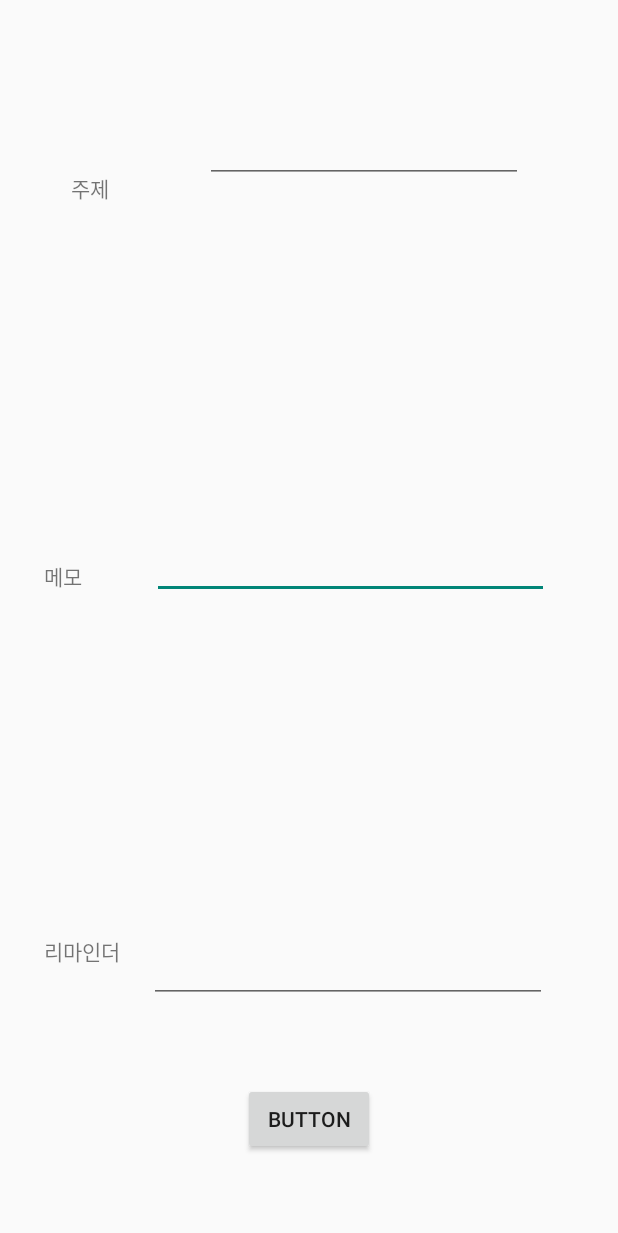
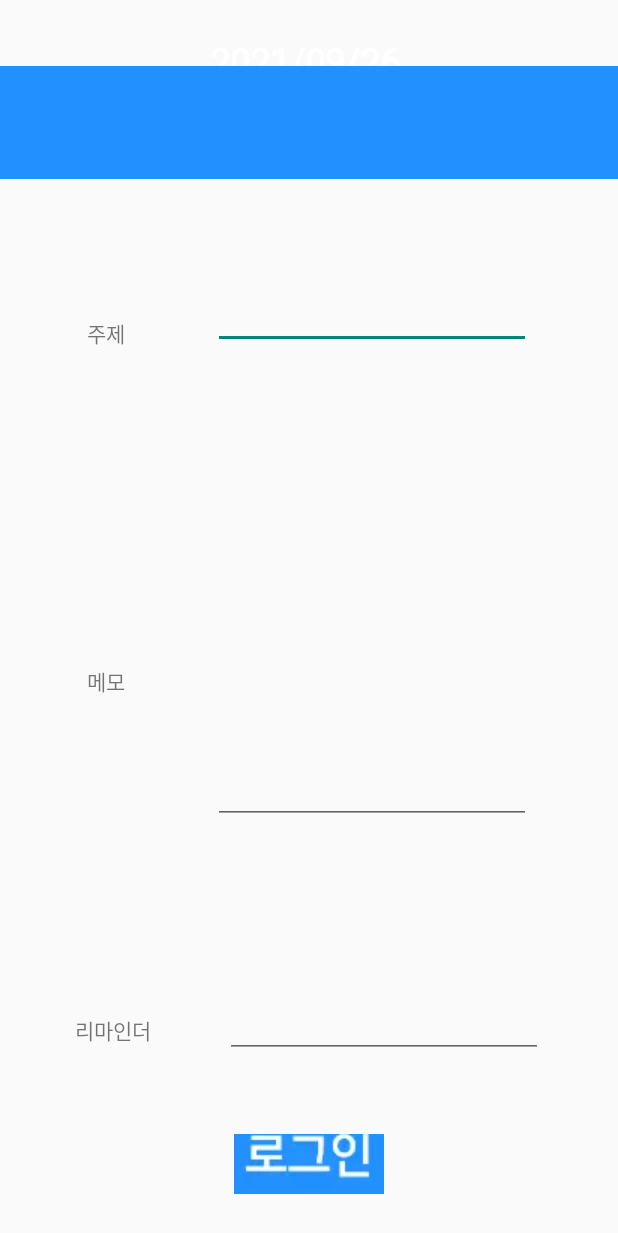
Before and after one commit to AppDevelopers2021/androidStudia, an Android app: the ScheduleActivity screen opened directly, with no data from a screen before it, on a phone screen of 412 x 824 dp. Shown: the top 1233 px of the screen. Run offline under Robolectric (Android 15) with nearby library versions, the phone set to English and light mode, and no system bars.

Commit message:
Schedule Activity Commit

```diff
--- a/app/src/main/res/layout/activity_schedule.xml
+++ b/app/src/main/res/layout/activity_schedule.xml
@@ -6,100 +6,111 @@
     android:layout_height="match_parent"
     tools:context=".ScheduleActivity">
 
-    /* Feedback, 각각의 View 혹은 Object를 보면 빨간 밑줄이 있는 것을 볼 수 있습니다. 이는 Constraints 설정을 하지 않아서 그렇습니다.
-    이를 해결하기 위해서 Constraints를 Vertical과 Horizontal 모두 설정해 주어야합니다. 설정 방법은 임현우에게 문의 */
-
-    <Button
-        android:id="@+id/button"
+    <TextView
+        android:id="@+id/tvScheduleDate"
         android:layout_width="wrap_content"
         android:layout_height="wrap_content"
-        android:layout_marginBottom="54dp"
-        android:text="Button"
+        android:layout_marginStart="140dp"
+        android:layout_marginTop="24dp"
+        android:fontFamily="@font/nanumsquarer"
+        android:text="2021/09/26"
+        android:textColor="#ffffff"
+        android:textSize="24sp"
+        android:textStyle="bold"
+        app:layout_constraintStart_toStartOf="parent"
+        app:layout_constraintTop_toTopOf="parent"
+        app:layout_constraintHorizontal_bias="0.5" />
+
+    <ImageButton
+        android:id="@+id/btSubmit"
+        android:layout_width="100dp"
+        android:layout_height="40dp"
+        android:layout_marginBottom="4dp"
+        android:backgroundTint="#EEEEEE"
         app:layout_constraintBottom_toBottomOf="parent"
         app:layout_constraintEnd_toEndOf="parent"
         app:layout_constraintStart_toStartOf="parent"
-        app:layout_constraintTop_toBottomOf="@+id/editTextDate2" />
+        app:layout_constraintTop_toTopOf="parent"
+        app:layout_constraintHorizontal_bias="0.5"
+        app:layout_constraintVertical_bias="0.969"
+        app:srcCompat="@drawable/login" />
+
+    <ImageView
+        android:id="@+id/ivScheduleBar"
+        android:layout_width="416dp"
+        android:layout_height="75dp"
+        android:layout_marginBottom="661dp"
+        android:background="#2291FF"
+        android:backgroundTint="@color/studia_brandcolor"
+        app:layout_constraintBottom_toBottomOf="parent"
+        app:layout_constraintEnd_toEndOf="parent"
+        app:layout_constraintStart_toStartOf="parent"
+        app:layout_constraintTop_toTopOf="parent"
+        app:srcCompat="@drawable/calendar_studia_bar" />
+
+    <EditText
+        android:id="@+id/editTextTopic"
+        android:layout_width="212dp"
+        android:layout_height="38dp"
+        android:ems="10"
+        android:inputType="textShortMessage"
+        app:layout_constraintBottom_toBottomOf="@+id/textViewTopic"
+        app:layout_constraintEnd_toEndOf="parent"
+        app:layout_constraintStart_toEndOf="@+id/textViewTopic"
+        app:layout_constraintTop_toTopOf="@+id/textViewTopic"
+        app:layout_constraintVertical_bias="1.0" />
 
     <TextView
-        android:id="@+id/textView"
-        android:layout_width="44dp"
-        android:layout_height="33dp"
-        android:layout_marginStart="29dp"
-        android:layout_marginEnd="28dp"
-        android:layout_marginBottom="199dp"
-        android:text="메모"
-        app:layout_constraintBottom_toTopOf="@+id/textView3"
-        app:layout_constraintEnd_toStartOf="@+id/editTextTextMultiLine"
-        app:layout_constraintStart_toStartOf="parent"
-        app:layout_constraintTop_toBottomOf="@+id/textView2" />
-
-    <EditText
-        android:id="@+id/editTextTextMultiLine"
-        android:layout_width="0dp"
-        android:layout_height="0dp"
-        android:layout_marginEnd="46dp"
-        android:layout_marginBottom="97dp"
-        android:ems="10"
-        android:gravity="start|top"
-        android:inputType="textMultiLine"
-        app:layout_constraintBottom_toTopOf="@+id/editTextDate2"
-        app:layout_constraintEnd_toEndOf="parent"
-        app:layout_constraintStart_toEndOf="@+id/textView"
-        app:layout_constraintTop_toBottomOf="@+id/editTextTextPersonName"
-        tools:ignore="SpeakableTextPresentCheck" />
-
-    <TextView
-        android:id="@+id/textView2"
+        android:id="@+id/textViewTopic"
         android:layout_width="wrap_content"
         android:layout_height="wrap_content"
-        android:layout_marginStart="29dp"
-        android:layout_marginTop="97dp"
-        android:layout_marginEnd="45dp"
-        android:layout_marginBottom="220dp"
         android:text="주제"
-        app:layout_constraintBottom_toTopOf="@+id/textView"
-        app:layout_constraintEnd_toStartOf="@+id/editTextTextPersonName"
+        app:layout_constraintBottom_toTopOf="@+id/textViewMemo"
+        app:layout_constraintEnd_toStartOf="@+id/editTextTopic"
         app:layout_constraintStart_toStartOf="parent"
         app:layout_constraintTop_toTopOf="parent" />
 
     <TextView
-        android:id="@+id/textView3"
+        android:id="@+id/textViewMemo"
         android:layout_width="wrap_content"
         android:layout_height="wrap_content"
-        android:layout_marginStart="29dp"
-        android:layout_marginEnd="19dp"
-        android:layout_marginBottom="162dp"
-        android:text="리마인더"
-        app:layout_constraintBottom_toBottomOf="parent"
-        app:layout_constraintEnd_toStartOf="@+id/editTextDate2"
+        android:text="메모"
+        app:layout_constraintBottom_toTopOf="@+id/textViewReminder"
+        app:layout_constraintEnd_toStartOf="@+id/editTextMemo"
         app:layout_constraintStart_toStartOf="parent"
-        app:layout_constraintTop_toBottomOf="@+id/textView" />
+        app:layout_constraintTop_toBottomOf="@+id/textViewTopic" />
 
     <EditText
-        android:id="@+id/editTextTextPersonName"
+        android:id="@+id/editTextMemo"
+        android:layout_width="212dp"
+        android:layout_height="190dp"
+        android:ems="10"
+        android:gravity="start|top"
+        android:inputType="textMultiLine"
+        app:layout_constraintBottom_toBottomOf="@+id/textViewMemo"
+        app:layout_constraintEnd_toEndOf="parent"
+        app:layout_constraintStart_toEndOf="@+id/textViewMemo"
+        app:layout_constraintTop_toTopOf="@+id/textViewMemo" />
+
+    <TextView
+        android:id="@+id/textViewReminder"
+        android:layout_width="wrap_content"
+        android:layout_height="wrap_content"
+        android:text="리마인더"
+        app:layout_constraintBottom_toBottomOf="@+id/editTextReminder"
+        app:layout_constraintEnd_toStartOf="@+id/editTextReminder"
+        app:layout_constraintStart_toStartOf="parent"
+        app:layout_constraintTop_toTopOf="@+id/editTextReminder" />
+
+    <EditText
+        android:id="@+id/editTextReminder"
         android:layout_width="212dp"
         android:layout_height="38dp"
-        android:layout_marginTop="84dp"
-        android:layout_marginEnd="45dp"
-        android:layout_marginBottom="105dp"
-        android:ems="10"
-        android:inputType="textPersonName"
-        app:layout_constraintBottom_toTopOf="@+id/editTextTextMultiLine"
-        app:layout_constraintEnd_toEndOf="parent"
-        app:layout_constraintStart_toEndOf="@+id/textView2"
-        app:layout_constraintTop_toTopOf="parent" />
-
-    <EditText
-        android:id="@+id/editTextDate2"
-        android:layout_width="0dp"
-        android:layout_height="0dp"
-        android:layout_marginEnd="47dp"
-        android:layout_marginBottom="53dp"
         android:ems="10"
         android:inputType="date"
-        app:layout_constraintBottom_toTopOf="@+id/button"
+        app:layout_constraintBottom_toBottomOf="parent"
         app:layout_constraintEnd_toEndOf="parent"
-        app:layout_constraintStart_toEndOf="@+id/textView3"
-        app:layout_constraintTop_toBottomOf="@+id/editTextTextMultiLine" />
+        app:layout_constraintStart_toEndOf="@+id/textViewReminder"
+        app:layout_constraintTop_toBottomOf="@+id/editTextMemo" />
 
 </androidx.constraintlayout.widget.ConstraintLayout>
```
